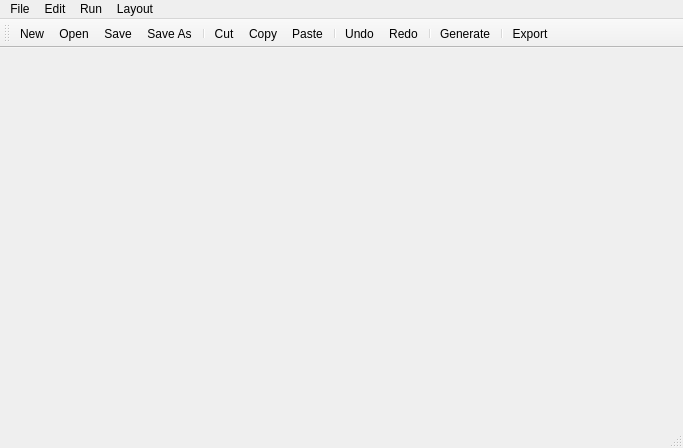
The window that omelette/fromage/resources/fromage.ui (pienkowb/omelette) describes before a commit, drawn with Qt 5.
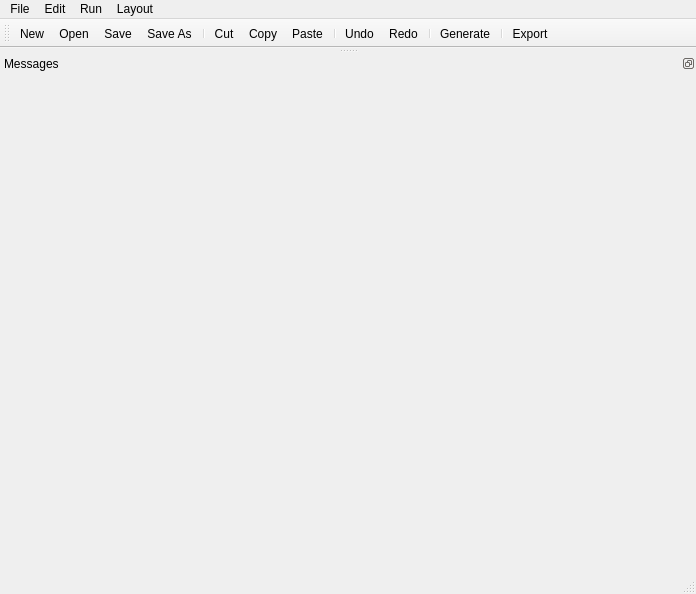
The same window after the commit. Icons and pictures are not drawn.

Commit message: Messages handling: issue #60

```diff
--- a/omelette/fromage/resources/fromage.ui
+++ b/omelette/fromage/resources/fromage.ui
@@ -9,8 +9,8 @@
    <rect>
     <x>0</x>
     <y>0</y>
-    <width>683</width>
-    <height>448</height>
+    <width>696</width>
+    <height>594</height>
    </rect>
   </property>
   <property name="windowTitle">
@@ -22,7 +22,14 @@
   <property name="unifiedTitleAndToolBarOnMac">
    <bool>false</bool>
   </property>
-  <widget class="QWidget" name="centralwidget"/>
+  <widget class="QWidget" name="centralwidget">
+   <property name="sizePolicy">
+    <sizepolicy hsizetype="Preferred" vsizetype="Maximum">
+     <horstretch>0</horstretch>
+     <verstretch>0</verstretch>
+    </sizepolicy>
+   </property>
+  </widget>
   <widget class="QStatusBar" name="statusbar">
    <property name="enabled">
     <bool>true</bool>
@@ -59,7 +66,7 @@
     <rect>
      <x>0</x>
      <y>0</y>
-     <width>683</width>
+     <width>696</width>
      <height>18</height>
     </rect>
    </property>
@@ -105,6 +112,27 @@
    <addaction name="menuRun"/>
    <addaction name="menuLayout"/>
   </widget>
+  <widget class="QDockWidget" name="dock_widget">
+   <property name="sizePolicy">
+    <sizepolicy hsizetype="Expanding" vsizetype="Minimum">
+     <horstretch>0</horstretch>
+     <verstretch>0</verstretch>
+    </sizepolicy>
+   </property>
+   <property name="floating">
+    <bool>false</bool>
+   </property>
+   <property name="features">
+    <set>QDockWidget::DockWidgetFloatable|QDockWidget::DockWidgetMovable</set>
+   </property>
+   <property name="windowTitle">
+    <string>Messages</string>
+   </property>
+   <attribute name="dockWidgetArea">
+    <number>8</number>
+   </attribute>
+   <widget class="QWidget" name="dockContents"/>
+  </widget>
   <action name="actionNew">
    <property name="icon">
     <iconset resource="icons.qrc">
```
The commit also changes 3 other files.
